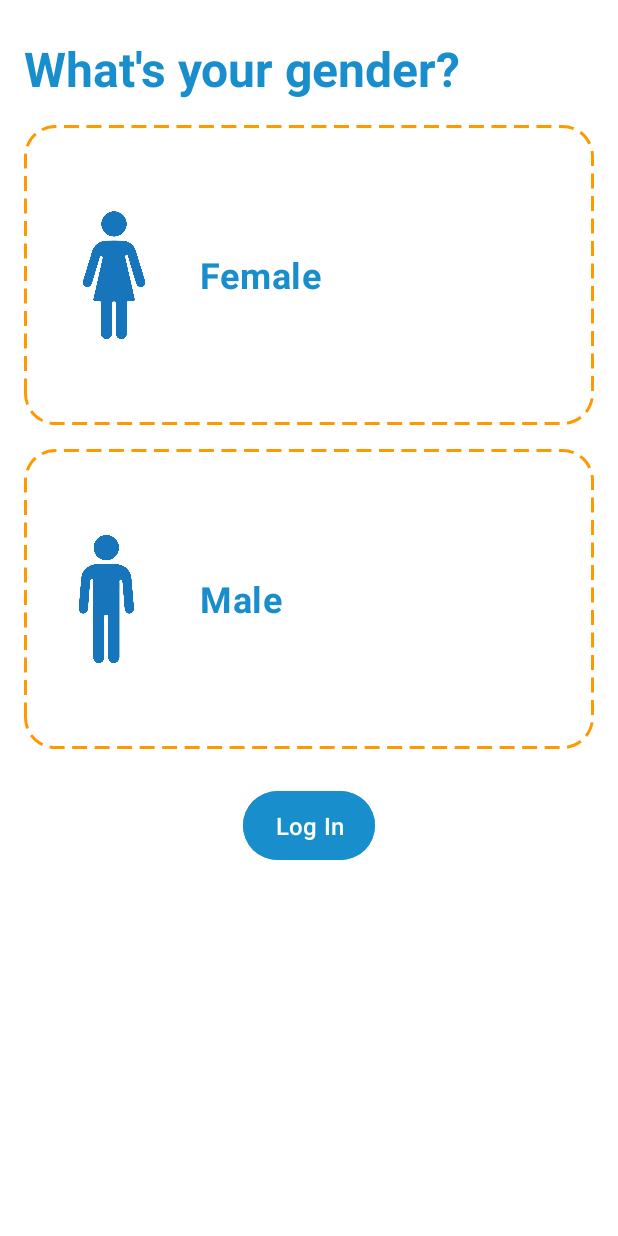
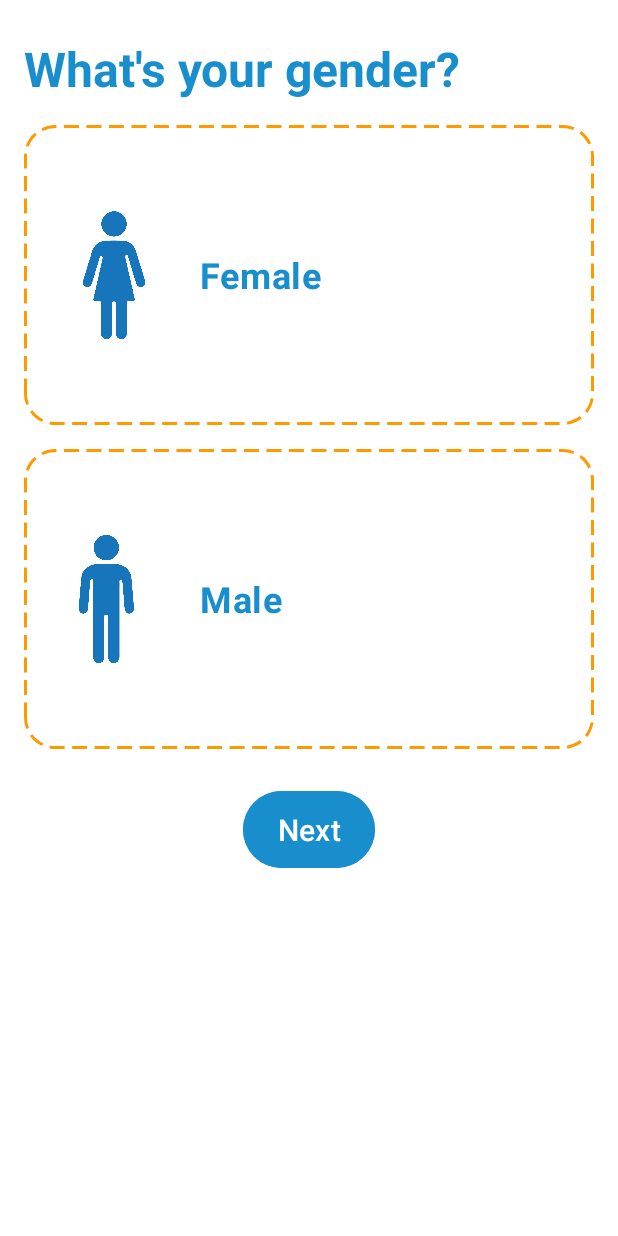
Before and after one commit to HananHijaze/MediMap, an Android app: the Gender screen opened directly, with no data from a screen before it, on a phone screen of 412 x 824 dp. Run offline under Robolectric (Android 15) with nearby library versions, the phone set to English and light mode, and no system bars; 1 statement that could not run was skipped.

Commit message:
gender profile

```diff
--- a/app/src/main/res/layout/activity_gender.xml
+++ b/app/src/main/res/layout/activity_gender.xml
@@ -100,9 +100,9 @@
             android:padding="12dp"
             android:gravity="center"
 
-            android:text="Log In"
+            android:text="Next"
             android:textColor="@color/white"
-            android:textSize="16sp" />
+            android:textSize="20sp" />
 
     </LinearLayout>
 
```
